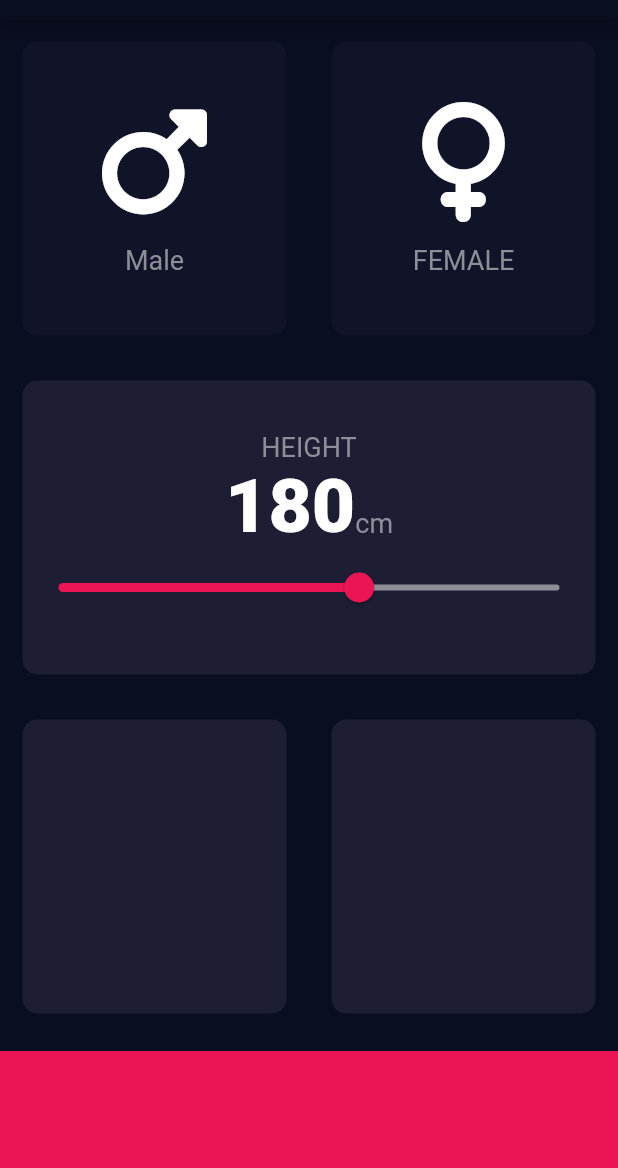
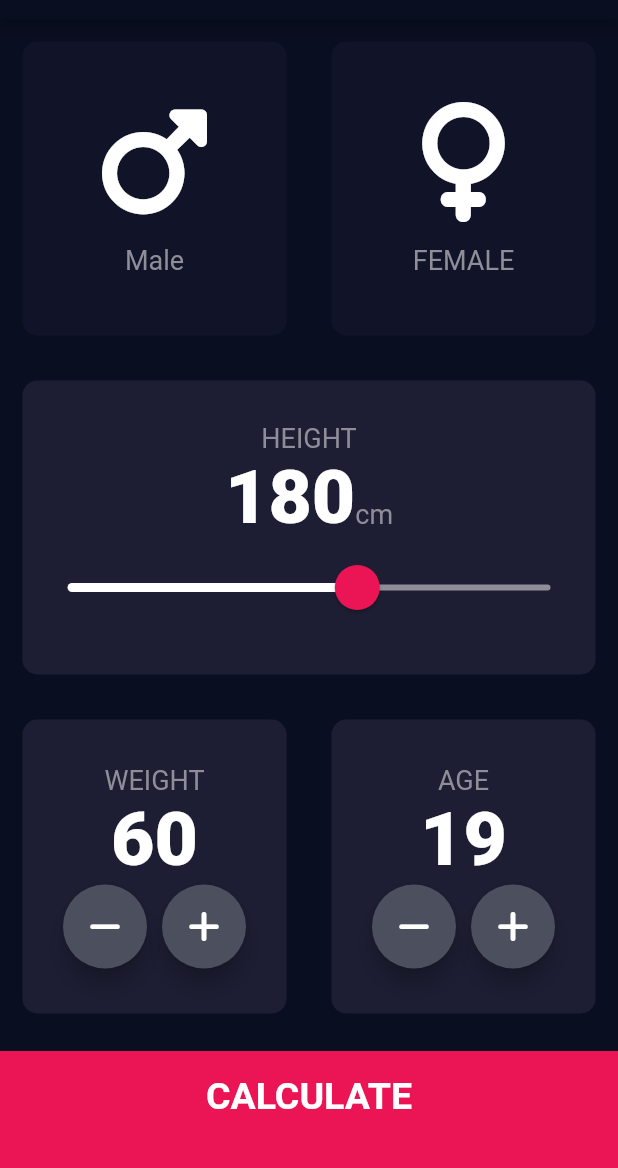
Before and after one commit to sujitkjha/Body-Mass-Index-BMI-Calculator, a Flutter app: the screen it shows after launch, on a phone screen of 412 x 824 dp, the part 65-1233 px from its top. Run offline on Flutter 3.47's test engine with Material 2 defaults, Android fonts, the phone set to English and light mode, and no system bars; our stand-ins replace font_awesome_flutter.

Commit message:
Complete project

```diff
--- a/lib/InputPage.dart
+++ /dev/null
@@ -1,132 +0,0 @@
-import 'package:bmi_calculator/resuable_card.dart';
-import 'package:flutter/material.dart';
-import 'package:font_awesome_flutter/font_awesome_flutter.dart';
-
-import 'constants.dart';
-import 'icon_content.dart';
-
-enum GenderType {
-  male,
-  female,
-}
-
-class InputPage extends StatefulWidget {
-  const InputPage({Key? key}) : super(key: key);
-
-  @override
-  State<InputPage> createState() => _State();
-}
-
-class _State extends State<InputPage> {
-
-  Color maleCardColour = kInactiveCardColour;
-  Color femaleCardColour = kInactiveCardColour;
-  GenderType? selectedGender;
-  int height =180;
-
-  @override
-  Widget build(BuildContext context) {
-    return Scaffold(
-        appBar: AppBar(
-          title: const Text('BMI Calculator'),
-        ),
-        body: Column(
-          crossAxisAlignment: CrossAxisAlignment.stretch,
-          children: [
-            Expanded(
-              child: Row(
-                children: [
-                  Expanded(
-                    child: ReusableCard(
-                      onPress:(){
-                        setState(() {
-                          selectedGender =GenderType.male;
-                        });
-                      },
-                        colour: selectedGender ==GenderType.male
-                             ? kActiveCardColour
-                             :kInactiveCardColour,
-                      cardChild: IconContent(
-                          icon: FontAwesomeIcons.mars,
-                          level: 'Male'),
-                    ),
-
-                  ),
-                  Expanded(
-                    child: ReusableCard(
-                      onPress: (){
-                        setState(() {
-                          selectedGender =GenderType.female;
-                        });
-                      },
-                        colour:selectedGender ==GenderType.female
-                            ? kActiveCardColour
-                            : kInactiveCardColour,
-                      cardChild: IconContent(
-                          icon: FontAwesomeIcons.venus,
-                          level: 'FEMALE'),
-                    ),
-
-                  ),
-                ],
-              ),
-            ),
-              Expanded(
-              child: ReusableCard(colour:kActiveCardColour,
-                cardChild: Column(
-                  mainAxisAlignment: MainAxisAlignment.center,
-                  children: [
-                    Text('HEIGHT',
-                    style: kLabelTextStyle,
-                    ),
-                    Row(
-                      mainAxisAlignment: MainAxisAlignment.center,
-                      crossAxisAlignment: CrossAxisAlignment.baseline,
-                      textBaseline: TextBaseline.alphabetic,
-                      children: [
-                        Text(height.toString(),
-                          style: kNumberTextStyle,
-                        ),
-                        Text('cm',
-                          style: kLabelTextStyle,
-                        ),
-                      ],
-                    ),
-                    Slider(value: height.toDouble(),
-                      min: 120.0,
-                      max: 220.0,
-                      activeColor: Color(0xFFEB1555),
-                      inactiveColor: Color(0xFF8D8E98),
-                      onChanged:(double newValue){
-                      setState(() {
-                        height =newValue.round();
-                      });
-                      },
-                    ),
-                  ],
-                ),
-
-              ),
-            ),
-            Expanded(
-              child: Row(
-                children:   [
-                  Expanded(
-                    child: ReusableCard(colour:kActiveCardColour),
-                  ),
-                  Expanded(
-                    child: ReusableCard(colour:kActiveCardColour),
-                  ),
-                ],
-              ),
-            ),
-            Container(
-              color: kBottomContainerColour,
-              margin: const EdgeInsets.only(top: 10.0),
-              width: double.infinity,
-              height: kBottomContainerHeight,
-            )
-          ],
-        ));
-  }
-}
--- /dev/null
+++ b/lib/calculator_brain.dart
@@ -0,0 +1,40 @@
+
+
+import 'dart:math';
+
+class CalculatorBrain {
+   CalculatorBrain({required this.weight, required this.height});
+
+   final int weight;
+   final int height;
+   double? _bmi;
+
+   String? calculateBMI(){
+       _bmi = weight/pow(height/100, 2);
+      return _bmi?.toStringAsFixed(1);
+   }
+
+   String? getResult(){
+      if(_bmi! >= 25){
+         return 'Overweight';
+      }else if(_bmi! > 18.5) {
+         return 'Normal';
+      }
+      else {
+         return 'Underweight';
+      }
+
+   }
+
+   String? getInterpretation(){
+
+      if(_bmi! >= 25){
+         return 'You have a higher than normal body weight. Try to exercise more.';
+      }else if(_bmi! > 18.5) {
+         return 'You have a normal body weight. Good job!';
+      } else {
+         return 'You have a lower than normal body weight. You can eat a bit more.';
+      }
+   }
+
+}
--- /dev/null
+++ b/lib/components/bottom_button.dart
@@ -0,0 +1,30 @@
+import 'package:flutter/material.dart';
+import '../constants.dart';
+
+
+class BottomButton extends StatelessWidget {
+
+  BottomButton({required this.onTap, required this.buttomTitle});
+
+  final VoidCallback? onTap;
+  final String buttomTitle;
+
+  @override
+  Widget build(BuildContext context) {
+    return GestureDetector(
+      onTap: onTap,
+      child: Container(
+        alignment: Alignment.center,
+        child: Text(
+          buttomTitle,
+          style: kLargeButtontext,
+        ),
+        padding: EdgeInsets.only(bottom: 20.0),
+        color: kBottomContainerColour,
+        margin: const EdgeInsets.only(top: 10.0),
+        width: double.infinity,
+        height: kBottomContainerHeight,
+      ),
+    );
+  }
+}
--- a/lib/icon_content.dart
+++ b/lib/components/icon_content.dart
@@ -1,6 +1,6 @@
 import 'package:flutter/material.dart';
 
-import 'constants.dart';
+import '../constants.dart';
 
 
 
--- /dev/null
+++ b/lib/components/round_button_icon.dart
@@ -0,0 +1,22 @@
+import 'package:flutter/material.dart';
+
+
+class RoundIconButton extends StatelessWidget {
+  RoundIconButton({required this.icon, required this.onPressed});
+  final IconData? icon;
+  final VoidCallback? onPressed;
+  @override
+  Widget build(BuildContext context) {
+    return RawMaterialButton(
+      child: Icon(icon),
+      onPressed: onPressed,
+      elevation: 6.0,
+      constraints: BoxConstraints.tightFor(
+        width: 56.0,
+        height: 56.0,
+      ),
+      shape: CircleBorder(),
+      fillColor: Color(0xFF4C4F5E),
+    );
+  }
+}
--- a/lib/main.dart
+++ b/lib/main.dart
@@ -1,6 +1,5 @@
+import 'package:bmi_calculator/screens/InputPage.dart';
 import 'package:flutter/material.dart';
-
-import 'InputPage.dart';
 
 void main() => runApp( const BMICalculator());
 
--- /dev/null
+++ b/lib/screens/InputPage.dart
@@ -0,0 +1,233 @@
+import 'package:bmi_calculator/calculator_brain.dart';
+import 'package:bmi_calculator/components/resuable_card.dart';
+import 'package:bmi_calculator/screens/result_page.dart';
+import 'package:flutter/material.dart';
+import 'package:font_awesome_flutter/font_awesome_flutter.dart';
+import '../components/bottom_button.dart';
+import '../../constants.dart';
+import '../components/icon_content.dart';
+import '../components/round_button_icon.dart';
+
+enum GenderType {
+  male,
+  female,
+}
+
+class InputPage extends StatefulWidget {
+  const InputPage({Key? key}) : super(key: key);
+
+  @override
+  State<InputPage> createState() => _State();
+}
+
+class _State extends State<InputPage> {
+  Color maleCardColour = kInactiveCardColour;
+  Color femaleCardColour = kInactiveCardColour;
+  GenderType? selectedGender;
+  int height = 180;
+  int weight = 60;
+  int age =19;
+
+  @override
+  Widget build(BuildContext context) {
+    return Scaffold(
+        appBar: AppBar(
+          title: const Text('BMI Calculator'),
+        ),
+        body: Column(
+          crossAxisAlignment: CrossAxisAlignment.stretch,
+          children: [
+            Expanded(
+              child: Row(
+                children: [
+                  Expanded(
+                    child: ReusableCard(
+                      onPress: () {
+                        setState(() {
+                          selectedGender = GenderType.male;
+                        });
+                      },
+                      colour: selectedGender == GenderType.male
+                          ? kActiveCardColour
+                          : kInactiveCardColour,
+                      cardChild: IconContent(
+                          icon: FontAwesomeIcons.mars, level: 'Male'),
+                    ),
+                  ),
+                  Expanded(
+                    child: ReusableCard(
+                      onPress: () {
+                        setState(() {
+                          selectedGender = GenderType.female;
+                        });
+                      },
+                      colour: selectedGender == GenderType.female
+                          ? kActiveCardColour
+                          : kInactiveCardColour,
+                      cardChild: IconContent(
+                          icon: FontAwesomeIcons.venus, level: 'FEMALE'),
+                    ),
+                  ),
+                ],
+              ),
+            ),
+            Expanded(
+              child: ReusableCard(
+                colour: kActiveCardColour,
+                cardChild: Column(
+                  mainAxisAlignment: MainAxisAlignment.center,
+                  children: [
+                    const Text(
+                      'HEIGHT',
+                      style: kLabelTextStyle,
+                    ),
+                    Row(
+                      mainAxisAlignment: MainAxisAlignment.center,
+                      crossAxisAlignment: CrossAxisAlignment.baseline,
+                      textBaseline: TextBaseline.alphabetic,
+                      children: [
+                        Text(
+                          height.toString(),
+                          style: kNumberTextStyle,
+                        ),
+                        const Text(
+                          'cm',
+                          style: kLabelTextStyle,
+                        ),
+                      ],
+                    ),
+                    SliderTheme(
+                      data: SliderTheme.of(context).copyWith(
+                        activeTrackColor: Colors.white,
+                        inactiveTrackColor: Color(0xFF8D8E98),
+                        thumbColor: Color(0xFFEB1555),
+                        overlayColor: Color(0x29EB1555),
+                        thumbShape:
+                            RoundSliderThumbShape(enabledThumbRadius: 15.0),
+                        overlayShape:
+                            RoundSliderOverlayShape(overlayRadius: 30.0),
+                      ),
+                      child: Slider(
+                        value: height.toDouble(),
+                        min: 120.0,
+                        max: 220.0,
+                        onChanged: (double newValue) {
+                          setState(() {
+                            height = newValue.round();
+                          });
+                        },
+                      ),
+                    ),
+                  ],
+                ),
+              ),
+            ),
+            Expanded(
+              child: Row(
+                children: [
+                  Expanded(
+                    child: ReusableCard(
+                      colour: kActiveCardColour,
+                      cardChild: Column(
+                        mainAxisAlignment: MainAxisAlignment.center,
+                        children: [
+                          Text(
+                            'WEIGHT',
+                            style: kLabelTextStyle,
+                          ),
+                          Text(
+                            weight.toString(),
+                            style: kNumberTextStyle,
+                          ),
+                          Row(
+                            mainAxisAlignment: MainAxisAlignment.center,
+                            children: [
+                              RoundIconButton(
+                                icon: FontAwesomeIcons.minus,
+                                onPressed: () {
+                                  setState(() {
+                                    weight--;
+                                  });
+                                },
+                              ),
+                              SizedBox(
+                                width: 10.0,
+                              ),
+                              RoundIconButton(
+                                icon: FontAwesomeIcons.plus,
+                                onPressed: () {
+                                  setState(() {
+                                    weight++;
+                                  });
+                                },
+                              ),
+                            ],
+                          )
+                        ],
+                      ),
+                    ),
+                  ),
+                  Expanded(
+                    child: ReusableCard(colour: kActiveCardColour,
+                      cardChild: Column(
+                        mainAxisAlignment: MainAxisAlignment.center,
+                        children: [
+                          const Text(
+                            'AGE',
+                            style: kLabelTextStyle,
+                          ),
+                          Text(
+                            age.toString(),
+                            style: kNumberTextStyle,
+                          ),
+                          Row(
+                            mainAxisAlignment: MainAxisAlignment.center,
+                            children: [
+                              RoundIconButton(
+                                icon: FontAwesomeIcons.minus,
+                                onPressed: () {
+                                  setState(() {
+                                    age--;
+                                  });
+                                },
+                              ),
+                              const SizedBox(
+                                width: 10.0,
+                              ),
+                              RoundIconButton(
+                                icon: FontAwesomeIcons.plus,
+                                onPressed: () {
+                                  setState(() {
+                                    age++;
+                                  });
+                                },
+                              ),
+                            ],
+                          )
+                        ],
+                      ),
+                    ),
+                  ),
+                ],
+              ),
+            ),
+            BottomButton(
+              buttomTitle: 'CALCULATE',
+              onTap: (){
+                CalculatorBrain calc = CalculatorBrain(weight: weight, height: height);
+                Navigator.of(context).push(
+                  MaterialPageRoute(
+                    builder: (context) => ResultPage(
+                      bmiResult: calc.calculateBMI()??'',
+                      resultText: calc.getResult()??'' ,
+                      interpretation: calc.getInterpretation()??'',
+                    ),
+                  ),
+                );
+              },
+            ),
+
+          ],
+        ));
+  }
+}
```
Also changed, not shown: lib/constants.dart (+25 -0 lines), lib/screens/result_page.dart (added, +70 -0 lines), lib/components/resuable_card.dart (renamed from lib/resuable_card.dart).
